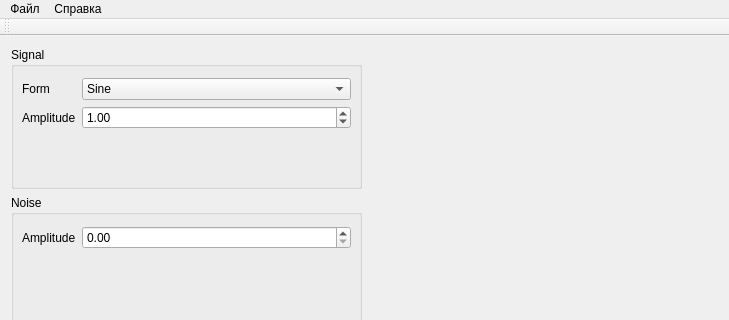
First picture: the form in mainwindow.ui, repository victorcrimea/autocorrelation_stand, before the edit; both pictures show x 0 to 729 and y 0 to 320 of the 729 by 519 pixel window.
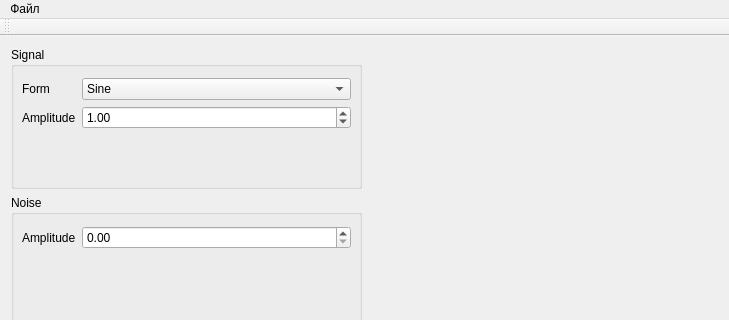
Second picture: the form after the edit. Custom widgets are drawn as their Qt base class.

Commit message: About button was removed

```diff
--- a/mainwindow.ui
+++ b/mainwindow.ui
@@ -193,14 +193,7 @@
     </property>
     <addaction name="exit"/>
    </widget>
-   <widget class="QMenu" name="menu_2">
-    <property name="title">
-     <string>Справка</string>
-    </property>
-    <addaction name="action_2"/>
-   </widget>
    <addaction name="menu"/>
-   <addaction name="menu_2"/>
   </widget>
   <widget class="QToolBar" name="mainToolBar">
    <attribute name="toolBarArea">
```
Left out of the diff: 110 changed lines with no effect on the pictures. The commit also changes 2 other files.
